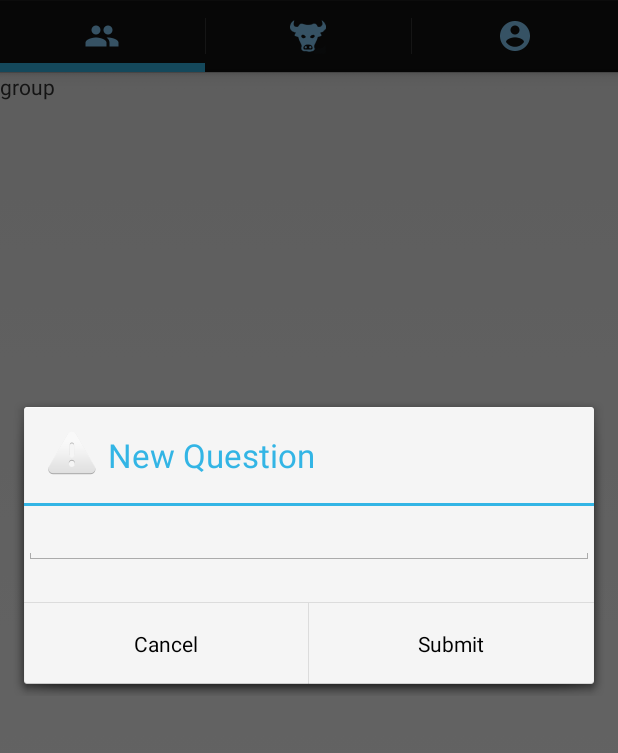
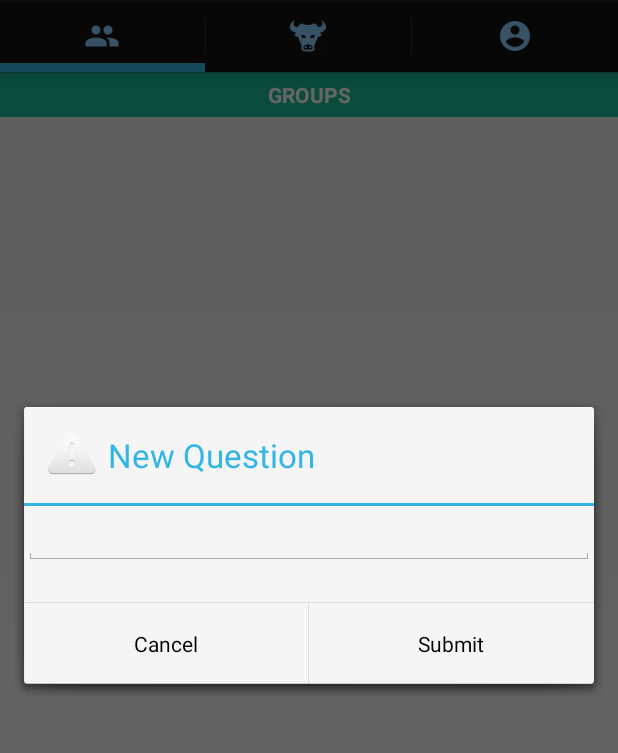
Before and after one commit to flymperopoulos/Bool, an Android app: the MyTabActivity screen opened directly, with no data from a screen before it, after a tap on an icon or button, on a phone screen of 412 x 824 dp, the part 72-825 px from its top. Run offline under Robolectric (Android 15) with nearby library versions, the phone set to English and light mode, and no system bars; our stand-ins replace Volley; network calls fail.

Commit message:
code clean up

```diff
--- a/Bool/app/src/main/java/com/example/james/bool/MainPageFragment.java
+++ b/Bool/app/src/main/java/com/example/james/bool/MainPageFragment.java
@@ -1,10 +1,9 @@
 package com.example.james.bool;
 
 import android.app.Activity;
-import android.app.AlertDialog;
 import android.app.Fragment;
 import android.content.Context;
-import android.content.DialogInterface;
+import android.graphics.Color;
 import android.os.Bundle;
 import android.util.Log;
 import android.view.LayoutInflater;
@@ -15,7 +14,6 @@ import android.view.animation.TranslateAnimation;
 import android.widget.AdapterView;
 import android.widget.ImageView;
 import android.widget.ListView;
-import android.widget.Toast;
 
 import java.util.ArrayList;
 import java.util.Arrays;
@@ -28,7 +26,8 @@ public class MainPageFragment extends Fragment {
     Context context;
     ArrayList<String> questions;
     QuestionAdapter questionAdapter;
-;
+
+    int[] viewCoords;
 
     HttpRequestHandler httpRequestHandler;
 
@@ -57,21 +56,32 @@ public class MainPageFragment extends Fragment {
         questions = httpRequestHandler.questionList;
 
         questionAdapter.notifyDataSetChanged();
+        questionAdapter.addQuestions("THIS");
+        questionAdapter.addQuestions("IS");
+        questionAdapter.addQuestions("SPARTA");
 
         listViewQuestion.setAdapter(questionAdapter);
 
         listViewQuestion.setOnItemClickListener(new AdapterView.OnItemClickListener() {
             @Override
             public void onItemClick(final AdapterView<?> adapterView, final View view, final int i, long l) {
+                Log.v("Item position", Integer.toString(i));
                 String pickedQuestion = (String) listViewQuestion.getItemAtPosition(i);
                 pickedQuestion = pickedQuestion.replaceAll("^\\p{Punct}*|\\p{Punct}+$|\\p{Punct}{2,}", "");
                 ArrayList<String> split = new ArrayList<String>(Arrays.asList(pickedQuestion.split(" ")));
+
+//                viewCoords= new int[2];
+//                view.getLocationOnScreen(viewCoords);
+//                Log.d("Touched Xcoord", Integer.toString(viewCoords[0]));
+//                Log.d("Touched Ycoord", Integer.toString(800 -viewCoords[1]));
+
                 listViewQuestion.setOnTouchListener(new OnSwipeTouchListener(context) {
-                    public void onSwipeTop() {}
+                    public void onSwipeTop() {
+                    }
 
                     public void onSwipeRight() {
-
-//                        nope.setVisibility(ImageView.VISIBLE);
+                        Log.v("Darn", listViewQuestion.getItemAtPosition(i).getClass().getName());
+                        //nope.setVisibility(View.VISIBLE);
                         httpRequestHandler.postAnswers("B", (String) listViewQuestion.getItemAtPosition(i));
 
 //                        (rootView.findViewById(R.id.check)).setVisibility(ImageView.VISIBLE);
@@ -81,22 +91,36 @@ public class MainPageFragment extends Fragment {
                     }
 
                     public void onSwipeLeft() {
-                        check.setVisibility(ImageView.VISIBLE);
-                        httpRequestHandler.postAnswers("A",(String) listViewQuestion.getItemAtPosition(i));
+                        //check.setVisibility(View.VISIBLE);
+                        httpRequestHandler.postAnswers("A", (String) listViewQuestion.getItemAtPosition(i));
 
                         slideToLeft(view);
 
                         questionAdapter.removeQuestions(i);
                     }
 
-                    public void onSwipeBottom() {}
+                    public void onSwipeBottom() {
+                    }
 
                     public boolean onTouch(View v, MotionEvent event) {
+//                        int touchX = (int) event.getX();
+//                        int touchY = (int) event.getY();
+//                        Log.d("xdifference" ,Integer.toString(touchX - viewCoords[1]));
+//                        Log.d("ydifference" ,Integer.toString(Math.abs(touchY - viewCoords[0])));
+//
+//                        Log.d("XValue" ,Integer.toString(touchX ));
+//                        Log.d("YValue" ,Integer.toString(touchY ));
+//                        Log.d("BOOL", Boolean.toString(gestureDetector.onTouchEvent(event)));
+//                        Log.d("value", Integer.toString(Math.abs((touchY - viewCoords[1]))));
+//                        if(Math.abs((touchY - viewCoords[1])) <380 && Math.abs((touchY - viewCoords[1])) >330) {
+//                            return gestureDetector.onTouchEvent(event);
+//                        }
+//                        else{
+//                            return false;
+//                        }
                         return gestureDetector.onTouchEvent(event);
                     }
                 });
-
-
 
 //                if (split.contains("or")) {
 //                    AlertDialog.Builder alert = new AlertDialog.Builder(context);
--- a/Bool/app/src/main/java/com/example/james/bool/MyTabActivity.java
+++ b/Bool/app/src/main/java/com/example/james/bool/MyTabActivity.java
@@ -1,18 +1,14 @@
 package com.example.james.bool;
 
+import android.app.ActionBar;
 import android.app.Activity;
-import android.app.ActionBar;
 import android.app.AlertDialog;
 import android.app.Fragment;
 import android.content.DialogInterface;
 import android.content.Intent;
 import android.os.Bundle;
-import android.view.LayoutInflater;
 import android.view.Menu;
 import android.view.MenuItem;
-import android.view.View;
-import android.view.ViewGroup;
-import android.os.Build;
 import android.widget.EditText;
 
 import java.util.ArrayList;
@@ -32,7 +28,6 @@ public class MyTabActivity extends Activity {
 
     ArrayList<String> questions;
     HttpRequestHandler httpRequestHandler;
-    String id;
 
     @Override
     protected void onCreate(Bundle savedInstanceState) {
@@ -41,7 +36,6 @@ public class MyTabActivity extends Activity {
 
         httpRequestHandler = new HttpRequestHandler(this);
 
-        id = "BITCH";
         questions = new ArrayList<String>();
         questions.add("TO");
         questionAdapter = new QuestionAdapter(this, R.layout.question_item, questions);
--- a/Bool/app/src/main/java/com/example/james/bool/QuestionAdapter.java
+++ b/Bool/app/src/main/java/com/example/james/bool/QuestionAdapter.java
@@ -1,7 +1,6 @@
 package com.example.james.bool;
 
 import android.content.Context;
-import android.media.Image;
 import android.view.LayoutInflater;
 import android.view.View;
 import android.view.ViewGroup;
@@ -49,6 +48,9 @@ public class QuestionAdapter extends ArrayAdapter<String>{
         fillViews(holder, questions.get(position));
         return view;
     }
+
+
+
     @Override
     public int getCount(){
         return this.questions.size();
--- a/Bool/app/src/main/java/com/example/james/bool/SignInFragment.java
+++ b/Bool/app/src/main/java/com/example/james/bool/SignInFragment.java
@@ -17,7 +17,6 @@ import android.widget.RelativeLayout;
 import android.widget.TextView;
 import android.widget.Toast;
 
-import java.security.spec.PSSParameterSpec;
 import java.util.regex.Matcher;
 import java.util.regex.Pattern;
 
--- a/Bool/app/src/main/res/layout/group_fragment.xml
+++ b/Bool/app/src/main/res/layout/group_fragment.xml
@@ -4,8 +4,17 @@
     android:layout_width="match_parent" android:layout_height="match_parent">
 
     <TextView
-        android:text="group"
-        android:layout_width="wrap_content"
+        android:id="@+id/groups"
+        android:text="@string/groups"
+        android:textAlignment="center"
+        android:textAllCaps="true"
+        android:textColor="#FFFFFF"
+        android:gravity="center"
+        android:background="#1ABC9C"
+        android:textStyle="bold"
+        android:padding="5dp"
+        android:layout_alignParentTop="true"
+        android:layout_width="fill_parent"
         android:layout_height="wrap_content" />
 
 </RelativeLayout>
--- a/Bool/app/src/main/res/values/strings.xml
+++ b/Bool/app/src/main/res/values/strings.xml
@@ -22,6 +22,8 @@
     <string name="Occupation">Occupation</string>
     <string name="age">Age</string>
     <string name="logout">Logout</string>
+    <string name="bools">Bools</string>
+    <string name="groups">Groups</string>
 
     <string-array name="races">
         <item>Race</item>
```
Also changed, not shown: Bool/app/src/main/java/com/example/james/bool/EditProfileFragment.java (+0 -22 lines), Bool/app/src/main/java/com/example/james/bool/HttpRequestHandler.java (+2 -43 lines), Bool/app/src/main/java/com/example/james/bool/MyActivity.java (+0 -8 lines), Bool/app/src/main/res/layout/question_item.xml (+1 -8 lines), Bool/app/src/main/res/layout/result_fragment.xml (+11 -2 lines).
